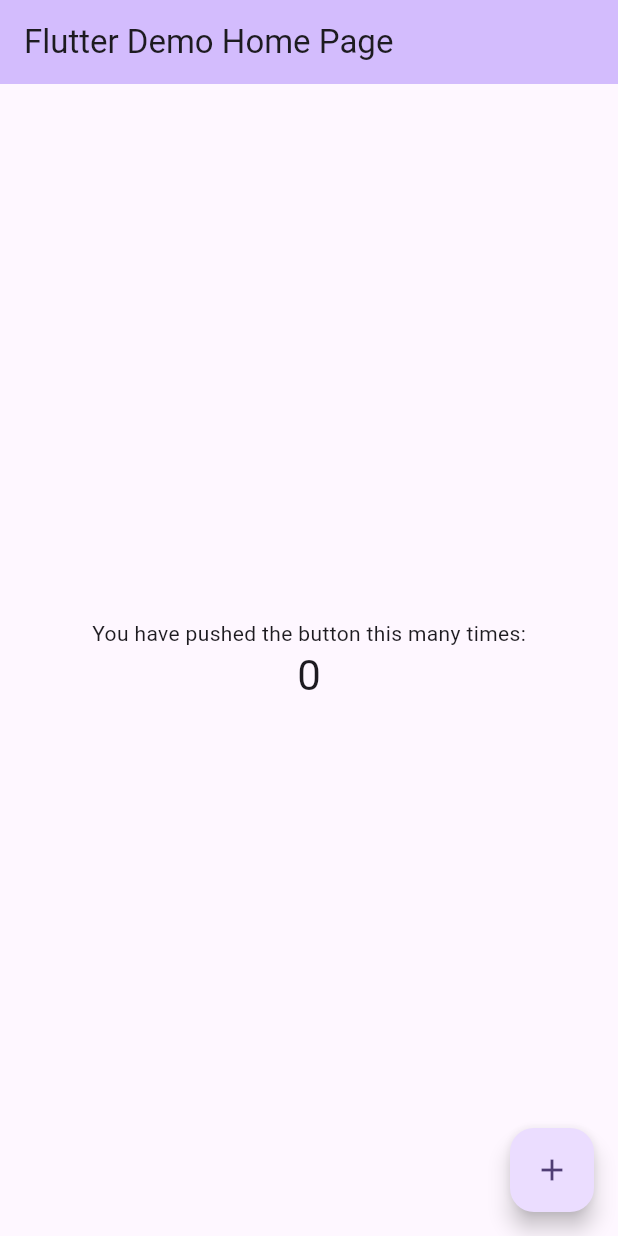
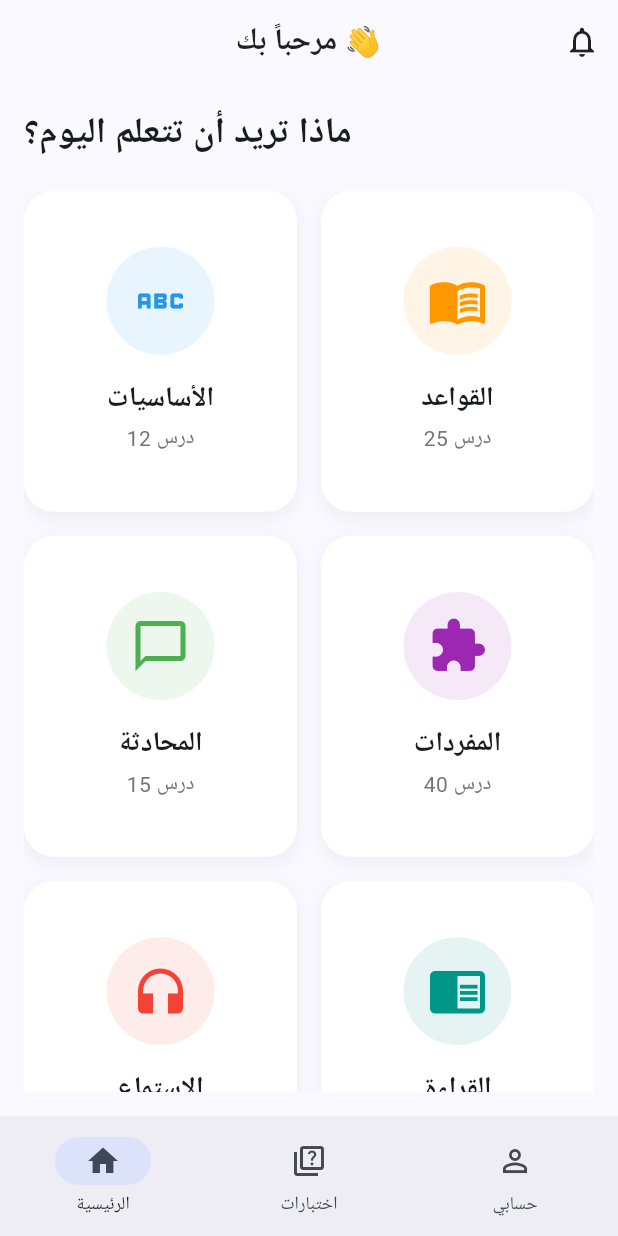
Before and after one commit to could-ai/019aeaed-439a-7fad-bf35-9af1376467b6, a Flutter app: the screen it shows after launch, on a phone screen of 412 x 824 dp. Run offline on Flutter 3.47's test engine with Material 3 defaults, Android fonts, the phone set to English and light mode, and no system bars.

Commit message:
Setup main application entry point with theme and routing configuration for the English Learning App.; Create main scaffold with bottom navigation to switch between Home, Quiz, and Profile screens.; Create Home screen displaying learning categories in a grid layout.; Create mock data for categories and lessons to populate the app.; Create Details screen to show list of lessons within a selected category.; Create placeholder Quiz screen.; Create Profile screen with user info and settings options.

```diff
--- /dev/null
+++ b/usr/lib/data/mock_data.dart
@@ -0,0 +1,62 @@
+import 'package:flutter/material.dart';
+
+class Category {
+  final String title;
+  final int lessonCount;
+  final IconData icon;
+  final Color color;
+  final List<String> topics;
+
+  Category({
+    required this.title,
+    required this.lessonCount,
+    required this.icon,
+    required this.color,
+    required this.topics,
+  });
+}
+
+final List<Category> categories = [
+  Category(
+    title: 'الأساسيات',
+    lessonCount: 12,
+    icon: Icons.abc,
+    color: Colors.blue,
+    topics: ['الحروف الأبجدية', 'الأرقام', 'الألوان', 'التحيات'],
+  ),
+  Category(
+    title: 'القواعد',
+    lessonCount: 25,
+    icon: Icons.menu_book,
+    color: Colors.orange,
+    topics: ['الأسماء', 'الأفعال', 'الصفات', 'الأزمنة'],
+  ),
+  Category(
+    title: 'المحادثة',
+    lessonCount: 15,
+    icon: Icons.chat_bubble_outline,
+    color: Colors.green,
+    topics: ['التعريف بالنفس', 'في المطعم', 'السفر', 'التسوق'],
+  ),
+  Category(
+    title: 'المفردات',
+    lessonCount: 40,
+    icon: Icons.extension,
+    color: Colors.purple,
+    topics: ['الحيوانات', 'الطعام', 'المهن', 'العائلة'],
+  ),
+  Category(
+    title: 'الاستماع',
+    lessonCount: 10,
+    icon: Icons.headphones,
+    color: Colors.red,
+    topics: ['قصص قصيرة', 'أخبار', 'حوارات', 'أغاني'],
+  ),
+  Category(
+    title: 'القراءة',
+    lessonCount: 8,
+    icon: Icons.chrome_reader_mode,
+    color: Colors.teal,
+    topics: ['مقالات', 'كتب', 'رسائل', 'لافتات'],
+  ),
+];
--- a/usr/lib/main.dart
+++ b/usr/lib/main.dart
@@ -1,123 +1,45 @@
 import 'package:flutter/material.dart';
+import 'screens/main_scaffold.dart';
+import 'screens/details_screen.dart';
 
 void main() {
-  runApp(const MyApp());
+  runApp(const EnglishLearningApp());
 }
 
-class MyApp extends StatelessWidget {
-  const MyApp({super.key});
+class EnglishLearningApp extends StatelessWidget {
+  const EnglishLearningApp({super.key});
 
-  // This widget is the root of your application.
   @override
   Widget build(BuildContext context) {
     return MaterialApp(
-      title: 'Flutter Demo',
+      title: 'تعلم الإنجليزية',
       debugShowCheckedModeBanner: false,
       theme: ThemeData(
-        // This is the theme of your application.
-        //
-        // TRY THIS: Try running your application with "flutter run". You'll see
-        // the application has a purple toolbar. Then, without quitting the app,
-        // try changing the seedColor in the colorScheme below to Colors.green
-        // and then invoke "hot reload" (save your changes or press the "hot
-        // reload" button in a Flutter-supported IDE, or press "r" if you used
-        // the command line to start the app).
-        //
-        // Notice that the counter didn't reset back to zero; the application
-        // state is not lost during the reload. To reset the state, use hot
-        // restart instead.
-        //
-        // This works for code too, not just values: Most code changes can be
-        // tested with just a hot reload.
-        colorScheme: ColorScheme.fromSeed(seedColor: Colors.deepPurple),
+        colorScheme: ColorScheme.fromSeed(
+          seedColor: const Color(0xFF3B82F6), // Blue for education
+          secondary: const Color(0xFFF59E0B), // Amber for highlights
+          background: const Color(0xFFF3F4F6),
+        ),
+        useMaterial3: true,
+        fontFamily: 'Roboto', // Default, can be changed if Arabic font is needed
+        appBarTheme: const AppBarTheme(
+          centerTitle: true,
+          elevation: 0,
+          backgroundColor: Colors.transparent,
+          titleTextStyle: TextStyle(
+            color: Colors.black87,
+            fontSize: 20,
+            fontWeight: FontWeight.bold,
+          ),
+          iconTheme: IconThemeData(color: Colors.black87),
+        ),
       ),
+      // Routing setup
       initialRoute: '/',
       routes: {
-        '/': (context) => const MyHomePage(title: 'Flutter Demo Home Page'),
+        '/': (context) => const MainScaffold(),
+        '/details': (context) => const DetailsScreen(),
       },
     );
   }
 }
-
-class MyHomePage extends StatefulWidget {
-  const MyHomePage({super.key, required this.title});
-
-  // This widget is the home page of your application. It is stateful, meaning
-  // that it has a State object (defined below) that contains fields that affect
-  // how it looks.
-
-  // This class is the configuration for the state. It holds the values (in this
-  // case the title) provided by the parent (in this case the App widget) and
-  // used by the build method of the State. Fields in a Widget subclass are
-  // always marked "final".
-
-  final String title;
-
-  @override
-  State<MyHomePage> createState() => _MyHomePageState();
-}
-
-class _MyHomePageState extends State<MyHomePage> {
-  int _counter = 0;
-
-  void _incrementCounter() {
-    setState(() {
-      // This call to setState tells the Flutter framework that something has
-      // changed in this State, which causes it to rerun the build method below
-      // so that the display can reflect the updated values. If we changed
-      // _counter without calling setState(), then the build method would not be
-      // called again, and so nothing would appear to happen.
-      _counter++;
-    });
-  }
-
-  @override
-  Widget build(BuildContext context) {
-    // This method is rerun every time setState is called, for instance as done
-    // by the _incrementCounter method above.
-    //
-    // The Flutter framework has been optimized to make rerunning build methods
-    // fast, so that you can just rebuild anything that needs updating rather
-    // than having to individually change instances of widgets.
-    return Scaffold(
-      appBar: AppBar(
-        // TRY THIS: Try changing the color here to a specific color (to
-        // Colors.amber, perhaps?) and trigger a hot reload to see the AppBar
-        // change color while the other colors stay the same.
-        backgroundColor: Theme.of(context).colorScheme.inversePrimary,
-        // Here we take the value from the MyHomePage object that was created by
-        // the App.build method, and use it to set our appbar title.
-        title: Text(widget.title),
-      ),
-      body: Center(
-        // Center is a layout widget. It takes a single child and positions it
-        // in the middle of the parent.
-        child: Column(
-          // Column is also a layout widget. It takes a list of children and
-          // arranges them vertically. By default, it sizes itself to fit its
-          // children horizontally, and tries to be as tall as its parent.
-          //
-          // Column has various properties to control how it sizes itself and
-          // how it positions its children. Here we use mainAxisAlignment to
-          // center the children vertically; the main axis here is the vertical
-          // axis because Columns are vertical (the cross axis would be
-          // horizontal).
-          //
-          // TRY THIS: Invoke "debug painting" (choose the "Toggle Debug Paint"
-          // action in the IDE, or press "p" in the console), to see the
-          // wireframe for each widget.
-          mainAxisAlignment: MainAxisAlignment.center,
-          children: <Widget>[
-            const Text('You have pushed the button this many times:'),
-            Text('$_counter', style: Theme.of(context).textTheme.headlineMedium),
-          ],
-        ),
-      ),
-      floatingActionButton: FloatingActionButton(
-        onPressed: _incrementCounter,
-        tooltip: 'Increment',
-        child: const Icon(Icons.add),
-      ), // This trailing comma makes auto-formatting nicer for build methods.
-    );
-  }
-}
--- /dev/null
+++ b/usr/lib/screens/home_screen.dart
@@ -0,0 +1,116 @@
+import 'package:flutter/material.dart';
+import '../data/mock_data.dart';
+
+class HomeScreen extends StatelessWidget {
+  const HomeScreen({super.key});
+
+  @override
+  Widget build(BuildContext context) {
+    return Scaffold(
+      appBar: AppBar(
+        title: const Text('مرحباً بك 👋'),
+        actions: [
+          IconButton(
+            icon: const Icon(Icons.notifications_outlined),
+            onPressed: () {},
+          ),
+        ],
+      ),
+      body: Padding(
+        padding: const EdgeInsets.all(16.0),
+        child: Column(
+          crossAxisAlignment: CrossAxisAlignment.start,
+          children: [
+            const Text(
+              'ماذا تريد أن تتعلم اليوم؟',
+              style: TextStyle(fontSize: 24, fontWeight: FontWeight.bold),
+            ),
+            const SizedBox(height: 20),
+            Expanded(
+              child: GridView.builder(
+                gridDelegate: const SliverGridDelegateWithFixedCrossAxisCount(
+                  crossAxisCount: 2,
+                  crossAxisSpacing: 16,
+                  mainAxisSpacing: 16,
+                  childAspectRatio: 0.85,
+                ),
+                itemCount: categories.length,
+                itemBuilder: (context, index) {
+                  final category = categories[index];
+                  return _CategoryCard(category: category);
+                },
+              ),
+            ),
+          ],
+        ),
+      ),
+    );
+  }
+}
+
+class _CategoryCard extends StatelessWidget {
+  final Category category;
+
+  const _CategoryCard({required this.category});
+
+  @override
+  Widget build(BuildContext context) {
+    return GestureDetector(
+      onTap: () {
+        Navigator.pushNamed(
+          context,
+          '/details',
+          arguments: category,
+        );
+      },
+      child: Container(
+        decoration: BoxDecoration(
+          color: Colors.white,
+          borderRadius: BorderRadius.circular(20),
+          boxShadow: [
+            BoxShadow(
+              color: Colors.grey.withOpacity(0.1),
+              spreadRadius: 2,
+              blurRadius: 8,
+              offset: const Offset(0, 4),
+            ),
+          ],
+        ),
+        child: Column(
+          mainAxisAlignment: MainAxisAlignment.center,
+          children: [
+            Container(
+              padding: const EdgeInsets.all(16),
+              decoration: BoxDecoration(
+                color: category.color.withOpacity(0.1),
+                shape: BoxShape.circle,
+              ),
+              child: Icon(
+                category.icon,
+                size: 40,
+                color: category.color,
+              ),
+            ),
+            const SizedBox(height: 16),
+            Text(
+              category.title,
+              style: const TextStyle(
+                fontSize: 18,
+                fontWeight: FontWeight.bold,
+              ),
+              textAlign: TextAlign.center,
+            ),
+            const SizedBox(height: 4),
+            Text(
+              '${category.lessonCount} درس',
+              style: TextStyle(
+                color: Colors.grey[600],
+                fontSize: 14,
+              ),
+            ),
+          ],
+        ),
+      ),
+    );
+  }
+}
--- /dev/null
+++ b/usr/lib/screens/main_scaffold.dart
@@ -0,0 +1,55 @@
+import 'package:flutter/material.dart';
+import 'home_screen.dart';
+import 'profile_screen.dart';
+import 'quiz_screen.dart';
+
+class MainScaffold extends StatefulWidget {
+  const MainScaffold({super.key});
+
+  @override
+  State<MainScaffold> createState() => _MainScaffoldState();
+}
+
+class _MainScaffoldState extends State<MainScaffold> {
+  int _selectedIndex = 0;
+
+  final List<Widget> _screens = [
+    const HomeScreen(),
+    const QuizScreen(),
+    const ProfileScreen(),
+  ];
+
+  void _onItemTapped(int index) {
+    setState(() {
+      _selectedIndex = index;
+    });
+  }
+
+  @override
+  Widget build(BuildContext context) {
+    return Scaffold(
+      body: _screens[_selectedIndex],
+      bottomNavigationBar: NavigationBar(
+        selectedIndex: _selectedIndex,
+        onDestinationSelected: _onItemTapped,
+        destinations: const [
+          NavigationDestination(
+            icon: Icon(Icons.home_outlined),
+            selectedIcon: Icon(Icons.home),
+            label: 'الرئيسية',
+          ),
+          NavigationDestination(
+            icon: Icon(Icons.quiz_outlined),
+            selectedIcon: Icon(Icons.quiz),
+            label: 'اختبارات',
+          ),
+          NavigationDestination(
+            icon: Icon(Icons.person_outline),
+            selectedIcon: Icon(Icons.person),
+            label: 'حسابي',
+          ),
+        ],
+      ),
+    );
+  }
+}
```
Also changed, not shown: usr/lib/screens/details_screen.dart (added, +66 -0 lines), usr/lib/screens/profile_screen.dart (added, +52 -0 lines), usr/lib/screens/quiz_screen.dart (added, +30 -0 lines).
